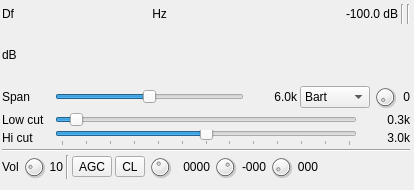
Before: the Qt Designer form plugins/channelrx/demodft8/ft8demodgui.ui in f4exb/sdrangel, drawn with Qt 5.
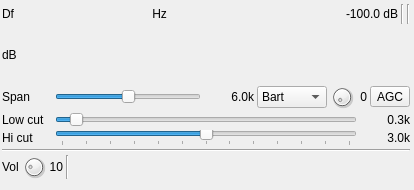
After: the same form once the commit is applied. Custom widgets are drawn as their Qt base class.

What changed in the file:
```diff
--- a/plugins/channelrx/demodft8/ft8demodgui.ui
+++ b/plugins/channelrx/demodft8/ft8demodgui.ui
@@ -401,6 +401,19 @@
         </property>
        </widget>
       </item>
+      <item>
+       <widget class="ButtonSwitch" name="agc">
+        <property name="toolTip">
+         <string>Toggle AGC</string>
+        </property>
+        <property name="text">
+         <string>AGC</string>
+        </property>
+        <property name="checkable">
+         <bool>true</bool>
+        </property>
+       </widget>
+      </item>
      </layout>
     </item>
     <item>
@@ -628,161 +641,6 @@
         </property>
        </widget>
       </item>
-      <item>
-       <widget class="ButtonSwitch" name="agc">
-        <property name="toolTip">
-         <string>Toggle AGC</string>
-        </property>
-        <property name="text">
-         <string>AGC</string>
-        </property>
-        <property name="checkable">
-         <bool>true</bool>
-        </property>
-       </widget>
-      </item>
-      <item>
-       <widget class="ButtonSwitch" name="agcClamping">
-        <property name="toolTip">
-         <string>Toggle AGC clamping to maximum allowable signal</string>
-        </property>
-        <property name="text">
-         <string>CL</string>
-        </property>
-        <property name="checkable">
-         <bool>true</bool>
-        </property>
-       </widget>
-      </item>
-      <item>
-       <widget class="QDial" name="agcTimeLog2">
-        <property name="maximumSize">
-         <size>
-          <width>24</width>
-          <height>24</height>
-         </size>
-        </property>
-        <property name="toolTip">
-         <string>AGC time constant (ms in log2 steps)</string>
-        </property>
-        <property name="minimum">
-         <number>4</number>
-        </property>
-        <property name="maximum">
-         <number>11</number>
-        </property>
-        <property name="pageStep">
-         <number>1</number>
-        </property>
-        <property name="value">
-         <number>7</number>
-        </property>
-       </widget>
-      </item>
-      <item>
-       <widget class="QLabel" name="agcTimeText">
-        <property name="minimumSize">
-         <size>
-          <width>35</width>
-          <height>0</height>
-         </size>
-        </property>
-        <property name="toolTip">
-         <string>AGC time constant (ms)</string>
-        </property>
-        <property name="text">
-         <string>0000</string>
-        </property>
-        <property name="alignment">
-         <set>Qt::AlignRight|Qt::AlignTrailing|Qt::AlignVCenter</set>
-        </property>
-       </widget>
-      </item>
-      <item>
-       <widget class="QDial" name="agcPowerThreshold">
-        <property name="maximumSize">
-         <size>
-          <width>24</width>
-          <height>24</height>
-         </size>
-        </property>
-        <property name="toolTip">
-         <string>Power threshold (dB)</string>
-        </property>
-        <property name="minimum">
-         <number>-120</number>
-        </property>
-        <property name="maximum">
-         <number>0</number>
-        </property>
-        <property name="pageStep">
-         <number>1</number>
-        </property>
-        <property name="value">
-         <number>-40</number>
-        </property>
-       </widget>
-      </item>
-      <item>
-       <widget class="QLabel" name="agcPowerThresholdText">
-        <property name="minimumSize">
-         <size>
-          <width>26</width>
-          <height>0</height>
-         </size>
-        </property>
-        <property name="toolTip">
-         <string>Power threshold (dB)</string>
-        </property>
-        <property name="text">
-         <string>-000</string>
-        </property>
-        <property name="alignment">
-         <set>Qt::AlignRight|Qt::AlignTrailing|Qt::AlignVCenter</set>
-        </property>
-       </widget>
-      </item>
-      <item>
-       <widget class="QDial" name="agcThresholdGate">
-        <property name="maximumSize">
-         <size>
-          <width>24</width>
-          <height>24</height>
-         </size>
-        </property>
-        <property name="toolTip">
-         <string>Power threshold gate (ms)</string>
-        </property>
-        <property name="maximum">
-         <number>68</number>
-        </property>
-        <property name="pageStep">
-         <number>1</number>
-        </property>
-        <property name="value">
-         <number>4</number>
-        </property>
-       </widget>
-      </item>
-      <item>
-       <widget class="QLabel" name="agcThresholdGateText">
-        <property name="minimumSize">
-         <size>
-          <width>22</width>
-          <height>0</height>
-         </size>
-        </property>
-        <property name="toolTip">
-         <string>Power threshold gate (ms)</string>
-        </property>
-        <property name="text">
-         <string>000</string>
-        </property>
-        <property name="alignment">
-         <set>Qt::AlignRight|Qt::AlignTrailing|Qt::AlignVCenter</set>
-        </property>
-       </widget>
-      </item>
       <item>
        <spacer name="horizontalSpacer">
         <property name="orientation">
```
